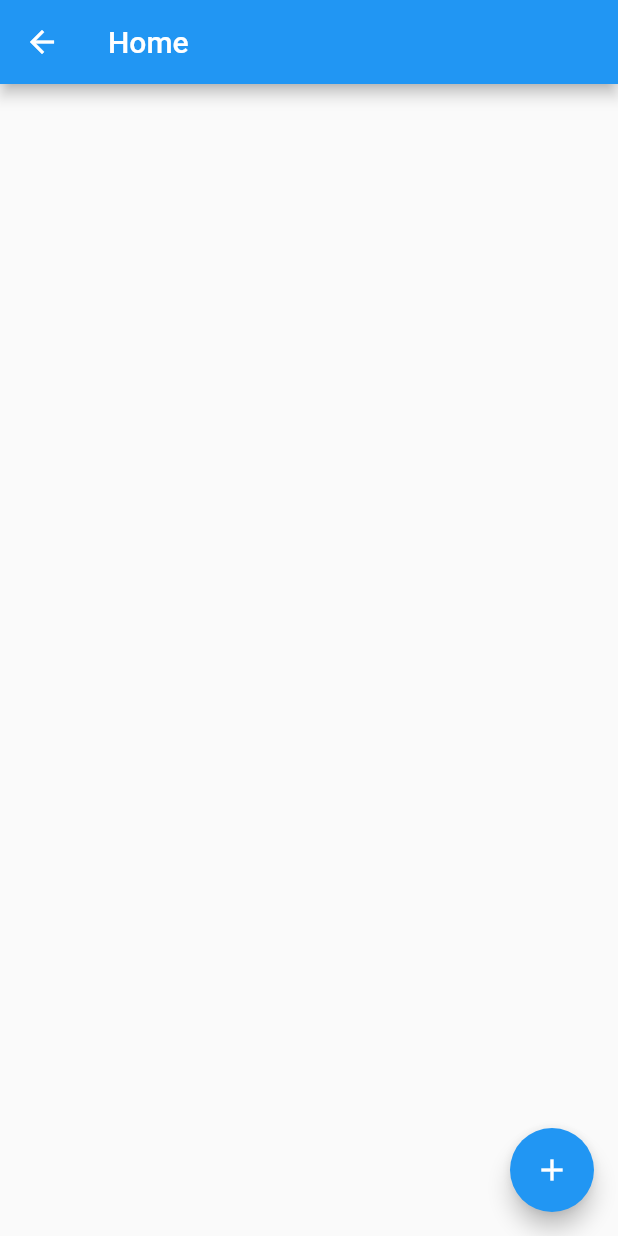
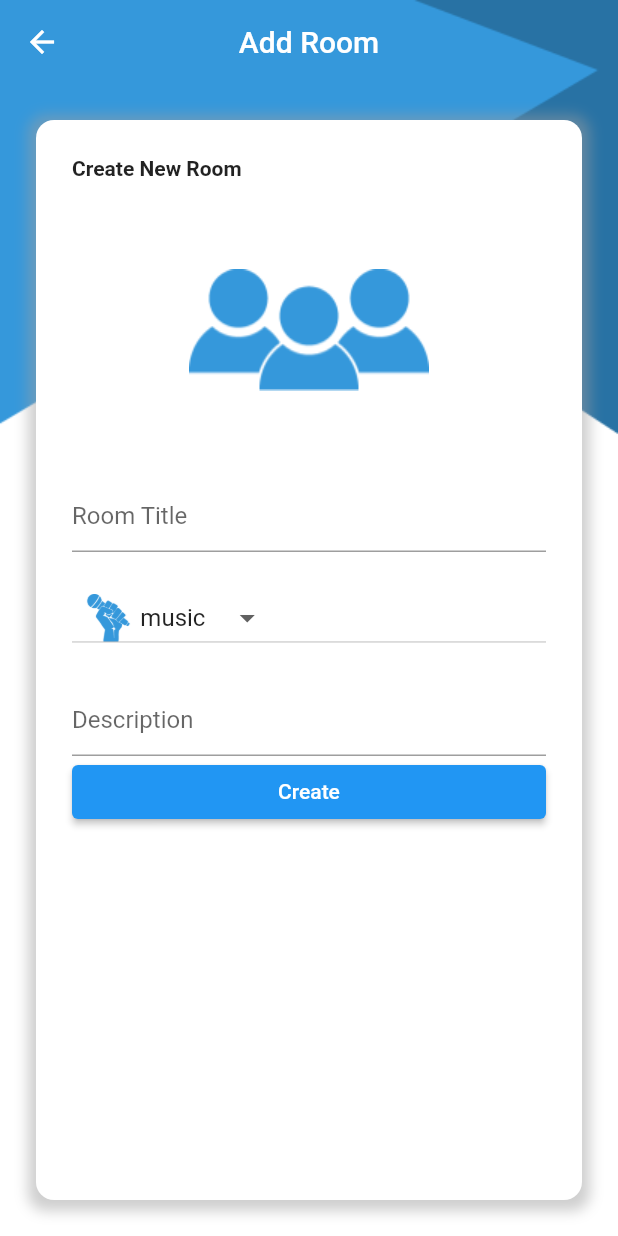
Before and after one commit to Ahmed525-12/chat, a Flutter app: the HomeScreen screen opened by its route, after a tap on the "add" icon, on a phone screen of 412 x 824 dp. Run offline on Flutter 3.47's test engine with Material 2 defaults, Android fonts, the phone set to English and light mode, and no system bars; our stand-ins replace cloud_firestore, firebase_auth, firebase_core; missing offline and left inert: dart:ffi; accounts and stored records are empty.

Commit message:
create  room with data base

```diff
--- a/lib/database/database_utils.dart
+++ b/lib/database/database_utils.dart
@@ -1,26 +1,42 @@
 import 'dart:ffi';
 
 import 'package:chat/model/myuser.dart';
+import 'package:chat/model/room.dart';
 import 'package:cloud_firestore/cloud_firestore.dart';
 
 class DataBaseUtils {
   static CollectionReference<MyUser> getUsercollection() {
     return FirebaseFirestore.instance
         .collection(MyUser.collectionName)
-        .withConverter(
+        .withConverter<MyUser>(
             fromFirestore: (snapshot, options) =>
                 MyUser.fromJson(snapshot.data()!),
             toFirestore: (user, _) => user.toJson());
+  }
+
+  static CollectionReference<Room> getRoomscollection() {
+    return FirebaseFirestore.instance
+        .collection(Room.collectionName)
+        .withConverter<Room>(
+            fromFirestore: (snapshot, options) =>
+                Room.fromJson(snapshot.data()!),
+            toFirestore: (Room, _) => Room.toJson());
   }
 
   static Future<void> createDBUser(MyUser user) async {
     getUsercollection().doc(user.id).set(user);
   }
 
- static  Future<MyUser?> readUser(String userId)async{
-    var userDocSnapshot = await getUsercollection()
-        .doc(userId)
-        .get();
+  static Future<MyUser?> readUser(String userId) async {
+    var userDocSnapshot = await getUsercollection().doc(userId).get();
     return userDocSnapshot.data();
   }
+
+  static Future<void> createroom(
+      String title, String desc, String catId) async {
+    var roomCollection = getRoomscollection();
+    var docref = roomCollection.doc();
+    Room room = Room(id: docref.id, title: title, desc: desc, catId: catId);
+    return docref.set(room) ;
+  }
 }
--- a/lib/main.dart
+++ b/lib/main.dart
@@ -1,4 +1,5 @@
 import 'package:chat/provider/user_provider.dart';
+import 'package:chat/screens/add_room/add_room.dart';
 import 'package:chat/screens/home/home_screen.dart';
 import 'package:chat/screens/log/login.dart';
 import 'package:chat/screens/register/register.dart';
@@ -33,8 +34,9 @@ class MyApp extends StatelessWidget {
         RegisterScreen.routeName: (context) => RegisterScreen(),
         LogIn.routeName: (context) => LogIn(),
         HomeScreen.routeName: (context) => HomeScreen(),
+        AddRoom.routeName: (context) => AddRoom(),
       },
-      initialRoute:userprovider.user==null? LogIn.routeName:HomeScreen.routeName,
+      initialRoute:userprovider.firebaseUser==null? LogIn.routeName:HomeScreen.routeName,
     );
   }
 }
--- /dev/null
+++ b/lib/model/category.dart
@@ -0,0 +1,22 @@
+class Category {
+  static String musicId = "music";
+  static String sportId = "sports";
+  static String moviesId = "movies";
+  String id;
+  late String image;
+  late String title;
+  Category(this.id, this.title, this.image);
+  Category.fromId(this.id) {
+    image = "assets/img/$id.png";
+    title = id;
+  }
+  static List<Category> getCategory() {
+    return
+    [
+      Category.fromId(musicId),
+      Category.fromId(moviesId),
+      Category.fromId(sportId),
+    ]
+    ;
+  }
+}
--- /dev/null
+++ b/lib/model/room.dart
@@ -0,0 +1,31 @@
+import 'dart:convert';
+
+class Room {
+  static const String collectionName = "rooms";
+  String id;
+  String title;
+  String desc;
+  String catId;
+  Room({
+    required this.id,
+    required this.title,
+    required this.desc,
+    required this.catId
+  });
+
+  Room.fromJson(Map<String, dynamic> json)
+      : this(
+          id: json["id"] as String,
+          title: json["title"] as String,
+          desc: json["desc"] as String,
+          catId: json["catId"] as String,
+        );
+  Map<String, dynamic> toJson() {
+    return {
+      "id": id,
+      "title": title,
+      "desc": desc,
+      "catId":catId,
+    };
+  }
+}
--- /dev/null
+++ b/lib/screens/add_room/add_room.dart
@@ -0,0 +1,178 @@
+import 'package:chat/model/category.dart';
+import 'package:chat/screens/add_room/add_room_navigator.dart';
+import 'package:chat/screens/add_room/add_room_view_model.dart';
+import 'package:chat/screens/base/base_state.dart';
+import 'package:flutter/material.dart';
+import 'package:provider/provider.dart';
+
+class AddRoom extends StatefulWidget {
+  static const String routeName = "addroom";
+  AddRoom({Key? key}) : super(key: key);
+
+  @override
+  State<AddRoom> createState() => _AddRoomState();
+}
+
+class _AddRoomState extends BaseState<AddRoom, AddRoomViewModel>
+    implements AddRoomNavigator {
+  GlobalKey<FormState> globalKey = GlobalKey<FormState>();
+
+  String title = "";
+  String discreption = "";
+  var categories = Category.getCategory();
+  late Category selected;
+  @override
+  void initState() {
+    super.initState();
+    selected = categories[0];
+    viewModel.baseNavigator = this;
+  }
+
+  @override
+  build(BuildContext context) {
+    return ChangeNotifierProvider(
+      create: (context) => viewModel,
+      child: Stack(
+        children: [
+          Container(
+            color: Colors.white,
+            child: Image.asset(
+              'assets/img/signin.png',
+              width: double.infinity,
+              height: double.infinity,
+              fit: BoxFit.fill,
+            ),
+          ),
+          Scaffold(
+            backgroundColor: Colors.transparent,
+            appBar: AppBar(
+              centerTitle: true,
+              elevation: 0,
+              backgroundColor: Colors.transparent,
+              title: const Text("Add Room"),
+            ),
+            body: Container(
+              margin: const EdgeInsets.all(24),
+              padding: const EdgeInsets.all(24),
+              decoration: BoxDecoration(boxShadow: [
+                BoxShadow(
+                  color: Colors.grey.withOpacity(0.5), //color of shadow
+                  spreadRadius: 5, //spread radius
+                  blurRadius: 7, // blur radius
+                  offset: const Offset(0, 2), // changes position of shadow
+                  //first paramerter of offset is left-right
+                  //second parameter is top to down
+                ),
+                //you can set more BoxShadow() here
+              ], borderRadius: BorderRadius.circular(12), color: Colors.white),
+              child: Form(
+                key: globalKey,
+                child: Column(
+                  crossAxisAlignment: CrossAxisAlignment.stretch,
+                  children: [
+                    const Text(
+                      "Create New Room",
+                      style: TextStyle(fontWeight: FontWeight.bold),
+                    ),
+                    const SizedBox(
+                      height: 20,
+                    ),
+                    Image.asset("assets/img/addroom.png"),
+                    const SizedBox(
+                      height: 20,
+                    ),
+                    TextFormField(
+                      validator: (value) {
+                        if (value == null || value.trim().isEmpty) {
+                          return "type here please";
+                        }
+                        return null;
+                      },
+                      decoration: InputDecoration(hintText: "Room Title"),
+                      onChanged: (val) {
+                        title = val;
+                        setState(() {});
+                      },
+                    ),
+                    const SizedBox(
+                      height: 20,
+                    ),
+                    Row(
+                      crossAxisAlignment: CrossAxisAlignment.center,
+                      mainAxisAlignment: MainAxisAlignment.spaceAround,
+                      children: [
+                        Expanded(
+                          child: DropdownButton<Category>(
+                              value: selected,
+                              items: categories
+                                  .map((cat) => DropdownMenuItem<Category>(
+                                      value: cat,
+                                      child: Padding(
+                                        padding: const EdgeInsets.all(8.0),
+                                        child: Row(
+                                          children: [
+                                            Image.asset(cat.image),
+                                            const SizedBox(
+                                              width: 5,
+                                            ),
+                                            Text(cat.title)
+                                          ],
+                                        ),
+                                      )))
+                                  .toList(),
+                              onChanged: (val) {
+                                if (val == null) {
+                                  return;
+                                }
+                                selected = val;
+                                setState(() {});
+                              }),
+                        ),
+                      ],
+                    ),
+                    const SizedBox(
+                      height: 20,
+                    ),
+                    TextFormField(
+                      validator: (value) {
+                        if (value == null || value.trim().isEmpty) {
+                          return "type here please";
+                        }
+                        return null;
+                      },
+                      decoration: InputDecoration(hintText: "Description"),
+                      onChanged: (val) {
+                        discreption = val;
+                        setState(() {});
+                      },
+                    ),
+                    ElevatedButton(
+                        onPressed: () {
+                          validateFrom();
+                        },
+                        child: const Text("Create"))
+                  ],
+                ),
+              ),
+            ),
+          )
+        ],
+      ),
+    );
+  }
+
+  void validateFrom() {
+    if (globalKey.currentState!.validate() == true) {
+      viewModel.createRoom(title, discreption, selected.id);
+    }
+  }
+
+  @override
+  AddRoomViewModel initViewModel() => AddRoomViewModel();
+
+  @override
+  void roomCreated() {
+    showmesasge("your room is created");
+
+  }
+}
--- /dev/null
+++ b/lib/screens/add_room/add_room_navigator.dart
@@ -0,0 +1,5 @@
+import 'package:chat/screens/base/base_nav.dart';
+
+abstract class AddRoomNavigator extends BaseNavigator {
+  void roomCreated();
+}
--- /dev/null
+++ b/lib/screens/add_room/add_room_view_model.dart
@@ -0,0 +1,22 @@
+import 'package:chat/database/database_utils.dart';
+import 'package:chat/screens/add_room/add_room_navigator.dart';
+import 'package:chat/screens/base/base_vm.dart';
+
+class AddRoomViewModel extends BaseViewModel<AddRoomNavigator> {
+  void createRoom(String title, String desc, String id) async {
+  baseNavigator?.showloading();
+    String? message =null;
+    try{
+      var res  = await DataBaseUtils.createroom(title,desc,id);
+    }catch(ex){
+      message = ex.toString();
+      message = 'something went wrong';
+    }
+    baseNavigator?.hideloading();
+    if(message !=null){
+      baseNavigator?.showmesasge(message);
+    }else {
+      baseNavigator?.roomCreated();
+    }
+  }
+}
--- a/lib/screens/home/home_screen.dart
+++ b/lib/screens/home/home_screen.dart
@@ -1,3 +1,4 @@
+import 'package:chat/screens/add_room/add_room.dart';
 import 'package:chat/screens/base/base_state.dart';
 import 'package:chat/screens/home/home_navigator.dart';
 import 'package:chat/screens/home/home_view_model.dart';
@@ -12,20 +13,49 @@ class HomeScreen extends StatefulWidget {
   State<HomeScreen> createState() => _HomeScreenState();
 }
 
-class _HomeScreenState extends BaseState<HomeScreen,HomeViewModel>implements HomeNavigator {
+class _HomeScreenState extends BaseState<HomeScreen, HomeViewModel>
+    implements HomeNavigator {
+  @override
+  void initState() {
+    viewModel.baseNavigator = this;
+    super.initState();
+  }
+
   @override
   build(BuildContext context) {
     return ChangeNotifierProvider(
       create: (context) => viewModel,
-      child: Scaffold(
-        floatingActionButton: FloatingActionButton(onPressed: () {
-
-        },child: Icon(Icons.add),),
-        appBar: AppBar(title: Text("Home"),),
+      child: Stack(
+        children: [
+          Container(
+            color: Colors.white,
+            child: Image.asset(
+              'assets/img/signin.png',
+              width: double.infinity,
+              height: double.infinity,
+              fit: BoxFit.fill,
+            ),
+          ),
+          Scaffold(
+            backgroundColor: Colors.transparent,
+            floatingActionButton: FloatingActionButton(
+              onPressed: () {
+                Navigator.of(context).pushNamed(AddRoom.routeName);
+              },
+              child: const Icon(Icons.add),
+            ),
+            appBar: AppBar(
+              centerTitle: true,
+              elevation: 0,
+              backgroundColor: Colors.transparent,
+              title: const Text("Home"),
+            ),
+          ),
+        ],
       ),
     );
   }
 
   @override
-  HomeViewModel initViewModel()=>HomeViewModel();
-  }
+  HomeViewModel initViewModel() => HomeViewModel();
+}
--- a/lib/screens/log/login.dart
+++ b/lib/screens/log/login.dart
@@ -82,7 +82,7 @@ class _LogInState extends BaseState<LogIn, LoginViewModel>
                           return null;
                         }),
                     TextFormField(
-                      decoration: InputDecoration(labelText: 'Password'),
+                      decoration: InputDecoration(hintText: 'Password'),
                       onChanged: (text) {
                         password = text;
                       },
@@ -129,6 +129,6 @@ class _LogInState extends BaseState<LogIn, LoginViewModel>
   void goToHome(MyUser myUser) {
     var userprovider = Provider.of<UserProvider>(context,listen: false);
     userprovider.user = myUser;
-    Navigator.pushReplacementNamed(context, HomeScreen.routeName);
+    Navigator.pushNamedAndRemoveUntil(context, HomeScreen.routeName,(route) => false);
   }
 }
--- a/lib/screens/register/register.dart
+++ b/lib/screens/register/register.dart
@@ -181,6 +181,6 @@ class _RegisterScreenState extends BaseState<RegisterScreen, RegisterViewModel>
     hideloading();
     var userprovider = Provider.of<UserProvider>(context,listen: false);
     userprovider.user = myUser;
-    Navigator.pushReplacementNamed(context, HomeScreen.routeName);
+    Navigator.pushNamedAndRemoveUntil(context, HomeScreen.routeName,(route) => false);
   }
 }
```
Also changed, not shown: assets/SIGN IN – 1@2x.png (deleted), assets/SIGN IN – 1@3x.png (deleted), assets/img/addroom.png (added), assets/img/movies.png (added), assets/img/music.png (added), assets/img/sports.png (added).
